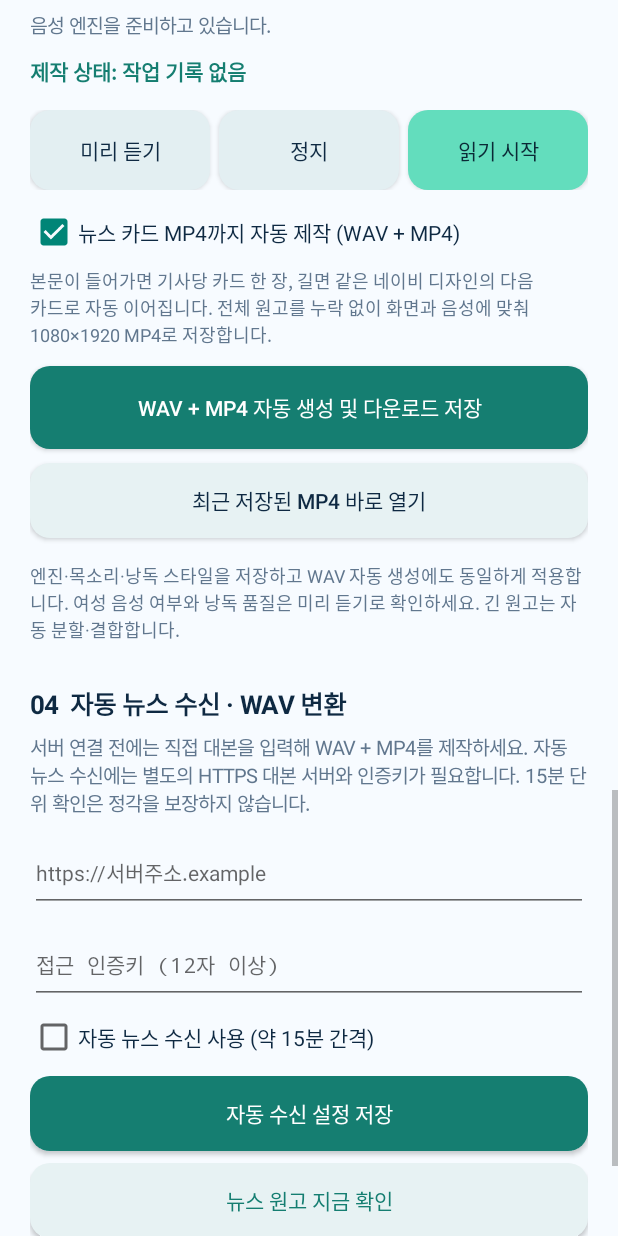
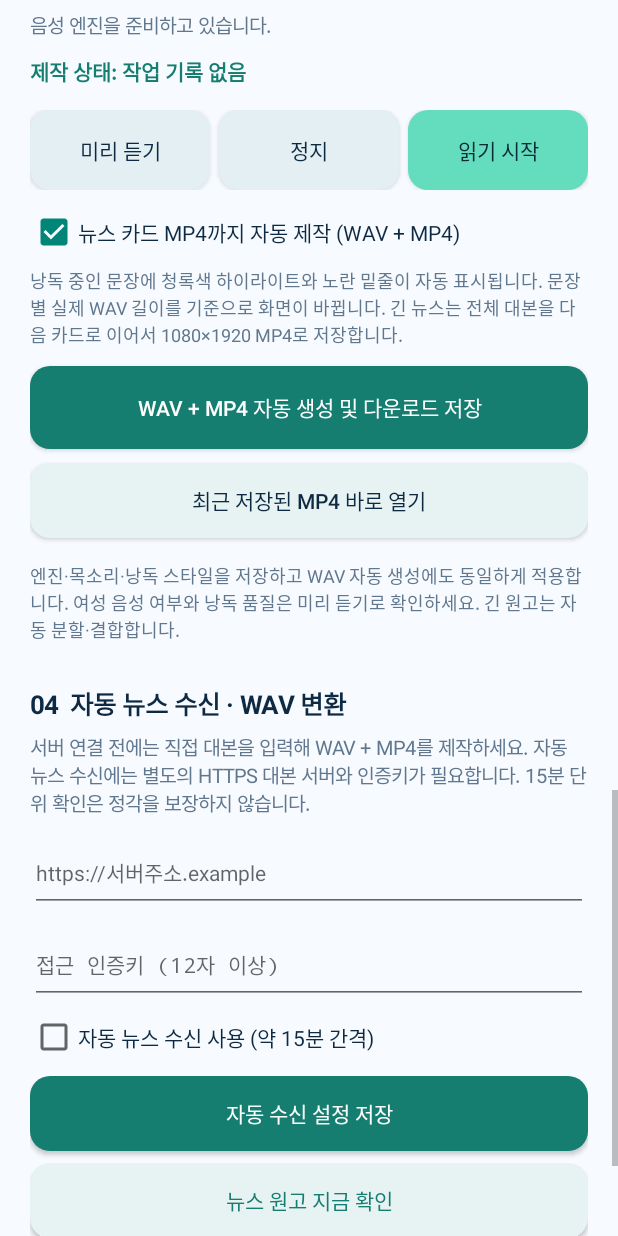
Before and after one commit to JEONGHWAN-NOH/NewsVoiceWAV, an Android app: the screen it shows after launch (MainActivity), scrolled down 1730 dp, on a phone screen of 412 x 824 dp. Run offline under Robolectric (Android 15) with nearby library versions, the phone set to English and light mode, and no system bars.

Commit message:
v5.16: release UI and build configuration with sentence highlighting

```diff
--- a/app/src/main/java/com/newsvoice/tts/MainActivity.java
+++ b/app/src/main/java/com/newsvoice/tts/MainActivity.java
@@ -244,7 +244,7 @@ public final class MainActivity extends Activity implements TextToSpeech.OnInitL
         videoCheck.setTextColor(DARK);
         videoCheck.setChecked(AppPrefs.videoEnabled(this));
         body.addView(videoCheck,lp(-1,-2,12));
-        TextView formatHelp=text("본문이 들어가면 기사당 카드 한 장, 길면 같은 네이비 디자인의 다음 카드로 자동 이어집니다. 전체 원고를 누락 없이 화면과 음성에 맞춰 1080×1920 MP4로 저장합니다.",12,false);
+        TextView formatHelp=text("낭독 중인 문장에 청록색 하이라이트와 노란 밑줄이 자동 표시됩니다. 문장별 실제 WAV 길이를 기준으로 화면이 바뀝니다. 긴 뉴스는 전체 대본을 다음 카드로 이어서 1080×1920 MP4로 저장합니다.",12,false);
         formatHelp.setTextColor(0xff61778e);body.addView(formatHelp,lp(-1,-2,7));
         Button save=btn(videoCheck.isChecked()?"WAV + MP4 자동 생성 및 다운로드 저장":"WAV 음성 자동 생성 및 다운로드 저장",MINT,Color.WHITE);
         body.addView(save,lp(-1,55,12));
```
